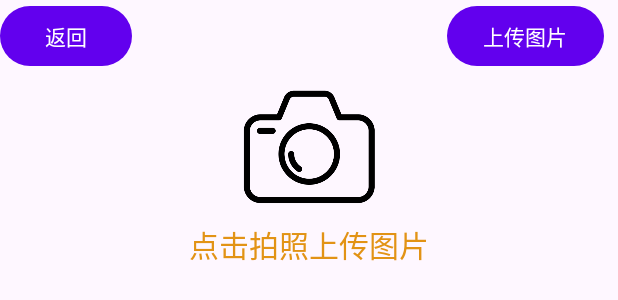
After one commit to abuduora/compete_demo, an Android app: the layout share_release.xml on its own in the app's theme, with its tools: preview values and no code run, on a phone screen of 412 x 824 dp. The commit adds this screen. Shown: the top 300 px of the screen. Run offline under Robolectric (Android 15) with nearby library versions, the phone set to English and light mode, and no system bars.

Commit message:
修改部分 9.21

```diff
--- /dev/null
+++ b/Goodneighbor/app/src/main/res/layout/share_release.xml
@@ -0,0 +1,43 @@
+<?xml version="1.0" encoding="utf-8"?>
+<LinearLayout xmlns:android="http://schemas.android.com/apk/res/android"
+    xmlns:app="http://schemas.android.com/apk/res-auto"
+    xmlns:tools="http://schemas.android.com/tools"
+    android:layout_width="match_parent"
+    android:layout_height="match_parent"
+    android:orientation="vertical">
+    <LinearLayout
+        android:layout_width="match_parent"
+        android:layout_height="wrap_content">
+        <Button
+            android:id="@+id/btn_back"
+            android:layout_width="wrap_content"
+            android:layout_height="wrap_content"
+            android:text="@string/text_back"/>
+        <TextView
+            android:layout_width="210dp"
+            android:layout_height="match_parent" />
+        <Button
+            android:layout_width="wrap_content"
+            android:layout_height="wrap_content"
+            android:text="上传图片"/>
+    </LinearLayout>
+    <ImageView
+        android:id="@+id/iv_camera"
+        android:layout_width="match_parent"
+        android:layout_height="100dp"
+        android:src="@drawable/cream"
+        android:scaleType="centerInside"/>
+    <TextView
+        android:layout_width="wrap_content"
+        android:layout_height="wrap_content"
+        android:text="点击拍照上传图片"
+        android:textSize="20sp"
+        android:textColor="#E29315"
+        android:layout_gravity="center" />
+
+    <ImageView
+        android:id="@+id/iv_show_photo"
+        android:layout_width="match_parent"
+        android:layout_height="400dp"
+        android:scaleType="centerInside" />
+</LinearLayout>
```
Also changed, not shown: Goodneighbor/app/src/main/AndroidManifest.xml (+13 -12 lines), Goodneighbor/app/src/main/java/com/example/goodneighbor/Activity/Login/LoginActivity.java (+36 -3 lines), Goodneighbor/app/src/main/java/com/example/goodneighbor/Activity/Share/ShareReleaseActivity.java (added, +178 -0 lines).
